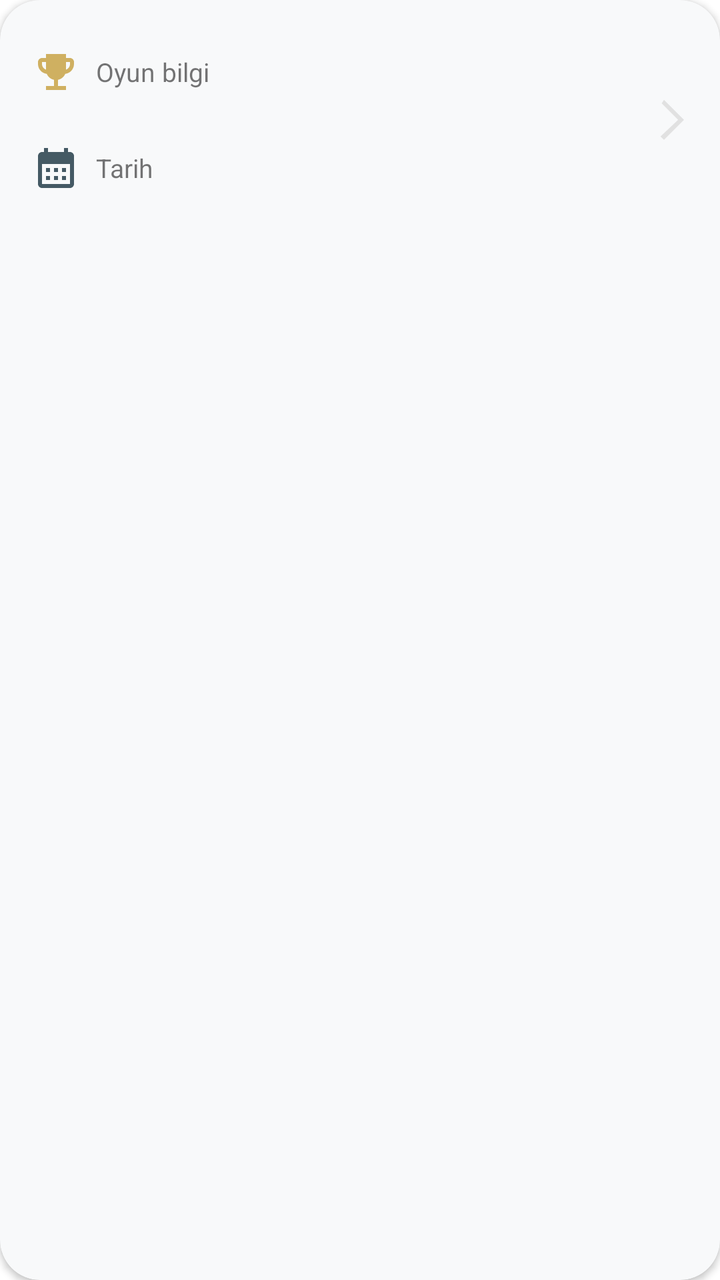
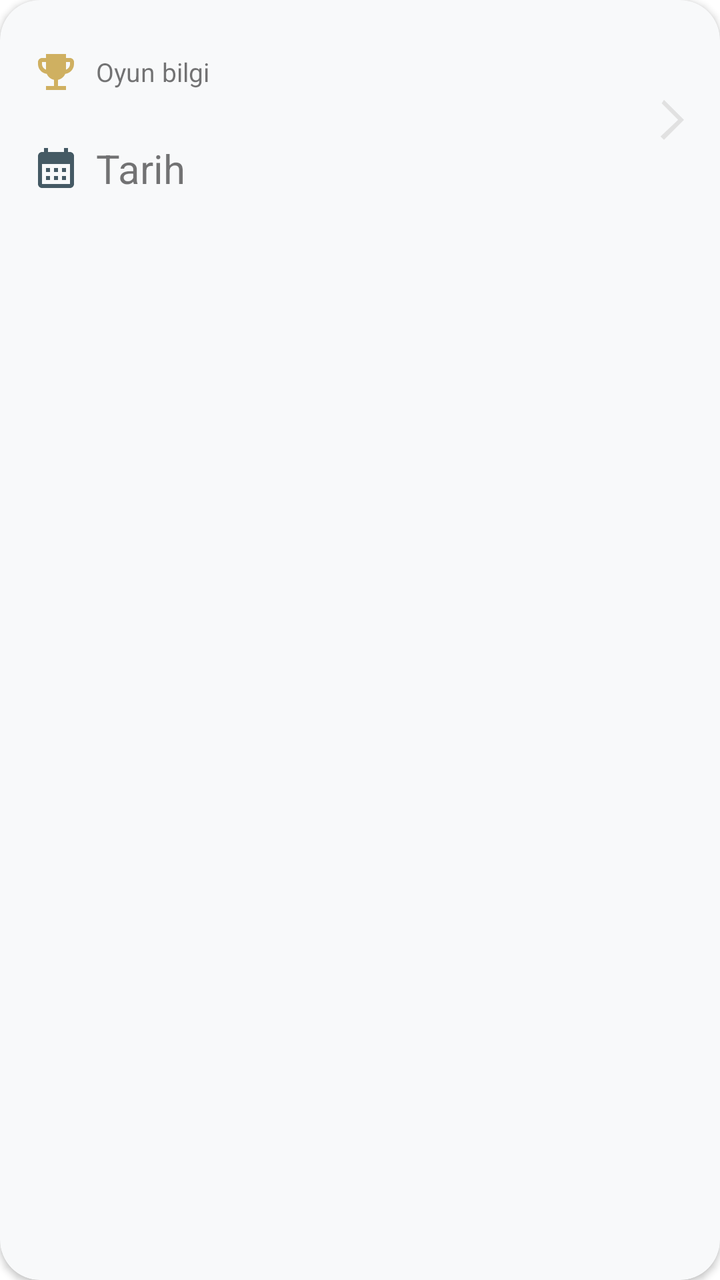

Compare the two renders of this Android layout. The source of the first and the diff that turns it into the second are given below.
<!-- AndroidManifest.xml: application theme Theme.OkeyScore -->
<!-- res/layout/item_finished_game.xml -->
<?xml version="1.0" encoding="utf-8"?>
<androidx.cardview.widget.CardView xmlns:android="http://schemas.android.com/apk/res/android"
    xmlns:app="http://schemas.android.com/apk/res-auto"
    xmlns:tools="http://schemas.android.com/tools"
    android:layout_width="match_parent"
    android:layout_height="wrap_content"
    android:layout_margin="8dp"
    android:outlineSpotShadowColor="@color/cardview_shadow_color"
    app:cardBackgroundColor="@color/cardview_background_color"
    app:cardCornerRadius="20dp"
    app:cardElevation="2dp"
    tools:targetApi="p">

    <androidx.constraintlayout.widget.ConstraintLayout
        android:layout_width="match_parent"
        android:layout_height="wrap_content"
        android:padding="8dp">

        <TextView
            android:id="@+id/gameInfo"
            style="@style/InfoTextViewStyle"
            android:layout_marginStart="8dp"
            app:layout_constraintBottom_toTopOf="@+id/imageView"
            app:layout_constraintEnd_toStartOf="@+id/imageView"
            app:layout_constraintStart_toStartOf="parent"
            app:layout_constraintTop_toTopOf="parent" />

        <ImageView
            android:id="@+id/imageView"
            android:layout_width="wrap_content"
            android:layout_height="wrap_content"
            android:layout_marginEnd="4dp"
            android:contentDescription="@string/todo"
            android:src="@drawable/ic_arrow_right"
            app:layout_constraintBottom_toBottomOf="parent"
            app:layout_constraintEnd_toEndOf="parent"
            app:layout_constraintTop_toTopOf="parent"
            tools:ignore="ImageContrastCheck" />

        <TextView
            android:id="@+id/gameDate"
            style="@style/DateTextViewStyle"
            app:layout_constraintBottom_toBottomOf="parent"
            app:layout_constraintEnd_toStartOf="@+id/imageView"
            app:layout_constraintStart_toStartOf="parent"
            app:layout_constraintTop_toBottomOf="@+id/gameInfo" />

    </androidx.constraintlayout.widget.ConstraintLayout>
</androidx.cardview.widget.CardView>
<!-- resources referenced by this layout -->
<resources>
  <color name="cardview_background_color">#F8F9FA</color>
  <color name="cardview_shadow_color">#010101</color>
  <!-- drawable ic_arrow_right (drawable) -->
  <vector android:autoMirrored="true" android:height="24dp"
      android:tint="#E1E1E1" android:viewportHeight="24"
      android:viewportWidth="24" android:width="24dp" xmlns:android="http://schemas.android.com/apk/res/android">
      <path android:fillColor="@color/icon_color" android:pathData="M6.23,20.23l1.77,1.7l10,-10l-10,-10l-1.17,1.77l8.23,8.23z" />
  </vector>
  <string name="todo" tools:ignore="MissingTranslation">TODO</string>
  <style name="DateTextViewStyle" parent="Widget.AppCompat.TextView">
          <item name="android:layout_width">match_parent</item>
          <item name="android:layout_height">wrap_content</item>
          <item name="android:text">@string/date</item>
          <item name="android:textStyle">normal</item>
          <item name="android:textSize">13sp</item>
          <item name="android:drawableLeft">@drawable/ic_calendar</item>
          <item name="android:gravity">center_vertical</item>
          <item name="android:drawablePadding">8dp</item>
          <item name="android:layout_marginTop">16dp</item>
          <item name="android:layout_marginStart">8dp</item>
          <item name="android:layout_marginEnd">8dp</item>
          <item name="android:layout_marginBottom">8dp</item>
      </style>
  <style name="InfoTextViewStyle" parent="Widget.AppCompat.TextView">
          <item name="android:layout_width">match_parent</item>
          <item name="android:layout_height">wrap_content</item>
          <item name="android:text">@string/game_info</item>
          <item name="android:textStyle">normal</item>
          <item name="android:textSize">13sp</item>
          <item name="android:layout_marginTop">16dp</item>
          <item name="android:layout_marginStart">16dp</item>
          <item name="android:layout_marginEnd">8dp</item>
          <item name="android:drawablePadding">8dp</item>
          <item name="android:gravity">center_vertical</item>
          <item name="android:drawableLeft">@drawable/ic_trophy</item>
      </style>
  <style name="Theme.OkeyScore" parent="Theme.MaterialComponents.Light.NoActionBar">
          <item name="android:statusBarColor">@color/status_bar_color</item>
          <item name="colorPrimary">@color/primary_color</item>
          <item name="colorPrimaryDark">@color/primary_color</item>
          <item name="android:colorPrimaryDark">@color/primary_color</item>
          <item name="android:windowLightStatusBar">true</item>
          <item name="colorControlActivated">@color/cursor_color</item>
  
      </style>
  <color name="icon_color">#455A64</color>
  <string name="date" tools:ignore="MissingTranslation">Tarih</string>
  <!-- drawable ic_calendar (drawable) -->
  <vector android:height="24dp" android:tint="@color/icon_color"
      android:viewportHeight="24" android:viewportWidth="24"
      android:width="24dp" xmlns:android="http://schemas.android.com/apk/res/android">
      <path android:fillColor="@android:color/white" android:pathData="M19,4h-1V2h-2v2H8V2H6v2H5C3.89,4 3.01,4.9 3.01,6L3,20c0,1.1 0.89,2 2,2h14c1.1,0 2,-0.9 2,-2V6C21,4.9 20.1,4 19,4zM19,20H5V10h14V20zM9,14H7v-2h2V14zM13,14h-2v-2h2V14zM17,14h-2v-2h2V14zM9,18H7v-2h2V18zM13,18h-2v-2h2V18zM17,18h-2v-2h2V18z"/>
  </vector>
  <string name="game_info" tools:ignore="MissingTranslation">Oyun bilgi</string>
  <color name="status_bar_color">#F6F6F8</color>
  <color name="primary_color">#23221F</color>
  <color name="cursor_color">#4CAF50</color>
  <!-- unchanged entries left out for length: 1 -->
</resources>

<!-- the commit's change to res/layout/item_finished_game.xml (unified diff, before → after) -->
@@ -4,22 +4,22 @@
     xmlns:tools="http://schemas.android.com/tools"
     android:layout_width="match_parent"
     android:layout_height="wrap_content"
-    android:layout_margin="8dp"
+    android:layout_margin="@dimen/margin_small"
     android:outlineSpotShadowColor="@color/cardview_shadow_color"
     app:cardBackgroundColor="@color/cardview_background_color"
-    app:cardCornerRadius="20dp"
-    app:cardElevation="2dp"
+    app:cardCornerRadius="@dimen/card_radius_xlarge"
+    app:cardElevation="@dimen/card_elevation_large"
     tools:targetApi="p">
 
     <androidx.constraintlayout.widget.ConstraintLayout
         android:layout_width="match_parent"
         android:layout_height="wrap_content"
-        android:padding="8dp">
+        android:padding="@dimen/padding_small">
 
         <TextView
             android:id="@+id/gameInfo"
             style="@style/InfoTextViewStyle"
-            android:layout_marginStart="8dp"
+            android:layout_marginStart="@dimen/margin_small"
             app:layout_constraintBottom_toTopOf="@+id/imageView"
             app:layout_constraintEnd_toStartOf="@+id/imageView"
             app:layout_constraintStart_toStartOf="parent"
<!-- resource entries referenced after the edit -->
@@ -2,6 +2,10 @@
 <resources>
   <color name="cardview_background_color">#F8F9FA</color>
   <color name="cardview_shadow_color">#010101</color>
+  <dimen name="card_elevation_large">2dp</dimen>
+  <dimen name="card_radius_xlarge">20dp</dimen>
+  <dimen name="margin_small">8dp</dimen>
+  <dimen name="padding_small">8dp</dimen>
   <!-- drawable ic_arrow_right (drawable) -->
   <vector android:autoMirrored="true" android:height="24dp"
       android:tint="#E1E1E1" android:viewportHeight="24"
@@ -14,14 +18,14 @@
           <item name="android:layout_height">wrap_content</item>
           <item name="android:text">@string/date</item>
           <item name="android:textStyle">normal</item>
-          <item name="android:textSize">13sp</item>
+          <item name="android:textSize">@dimen/text_size_large</item>
           <item name="android:drawableLeft">@drawable/ic_calendar</item>
           <item name="android:gravity">center_vertical</item>
-          <item name="android:drawablePadding">8dp</item>
-          <item name="android:layout_marginTop">16dp</item>
-          <item name="android:layout_marginStart">8dp</item>
-          <item name="android:layout_marginEnd">8dp</item>
-          <item name="android:layout_marginBottom">8dp</item>
+          <item name="android:drawablePadding">@dimen/padding_small</item>
+          <item name="android:layout_marginTop">@dimen/margin_large</item>
+          <item name="android:layout_marginStart">@dimen/margin_small</item>
+          <item name="android:layout_marginEnd">@dimen/margin_small</item>
+          <item name="android:layout_marginBottom">@dimen/margin_small</item>
       </style>
   <style name="InfoTextViewStyle" parent="Widget.AppCompat.TextView">
           <item name="android:layout_width">match_parent</item>
@@ -29,10 +33,10 @@
           <item name="android:text">@string/game_info</item>
           <item name="android:textStyle">normal</item>
           <item name="android:textSize">13sp</item>
-          <item name="android:layout_marginTop">16dp</item>
-          <item name="android:layout_marginStart">16dp</item>
-          <item name="android:layout_marginEnd">8dp</item>
-          <item name="android:drawablePadding">8dp</item>
+          <item name="android:layout_marginTop">@dimen/margin_large</item>
+          <item name="android:layout_marginStart">@dimen/margin_large</item>
+          <item name="android:layout_marginEnd">@dimen/margin_small</item>
+          <item name="android:drawablePadding">@dimen/margin_small</item>
           <item name="android:gravity">center_vertical</item>
           <item name="android:drawableLeft">@drawable/ic_trophy</item>
       </style>
@@ -47,12 +51,14 @@
       </style>
   <color name="icon_color">#455A64</color>
   <string name="date" tools:ignore="MissingTranslation">Tarih</string>
+  <dimen name="text_size_large">20sp</dimen>
   <!-- drawable ic_calendar (drawable) -->
   <vector android:height="24dp" android:tint="@color/icon_color"
       android:viewportHeight="24" android:viewportWidth="24"
       android:width="24dp" xmlns:android="http://schemas.android.com/apk/res/android">
       <path android:fillColor="@android:color/white" android:pathData="M19,4h-1V2h-2v2H8V2H6v2H5C3.89,4 3.01,4.9 3.01,6L3,20c0,1.1 0.89,2 2,2h14c1.1,0 2,-0.9 2,-2V6C21,4.9 20.1,4 19,4zM19,20H5V10h14V20zM9,14H7v-2h2V14zM13,14h-2v-2h2V14zM17,14h-2v-2h2V14zM9,18H7v-2h2V18zM13,18h-2v-2h2V18zM17,18h-2v-2h2V18z"/>
   </vector>
+  <dimen name="margin_large">16dp</dimen>
   <string name="game_info" tools:ignore="MissingTranslation">Oyun bilgi</string>
   <color name="status_bar_color">#F6F6F8</color>
   <color name="primary_color">#23221F</color>
